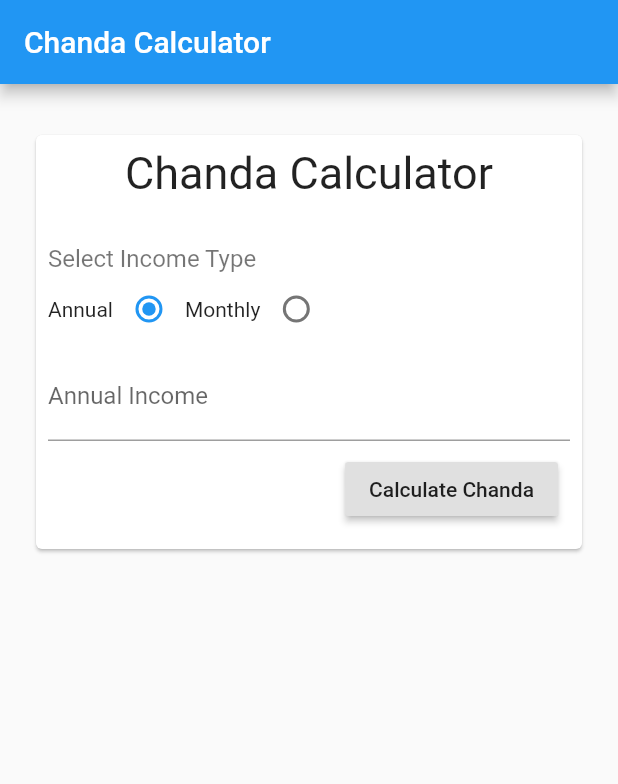
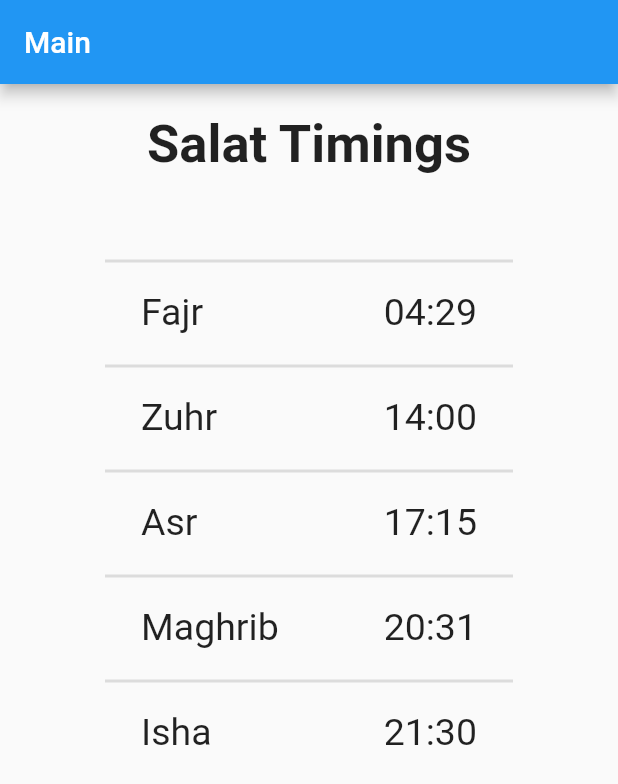
Before and after one commit to umairb1/chanda_calculator, a Flutter app: the screen it shows after launch, on a phone screen of 412 x 824 dp. Shown: the top 784 px of the screen. Run offline on Flutter 3.47's test engine with Material 2 defaults, Android fonts, the phone set to English and light mode, and no system bars.

Commit message:
implementing salat timings 0.1

```diff
--- a/lib/main.dart
+++ b/lib/main.dart
@@ -1,13 +1,22 @@
-import 'package:chanda_calculator/views/chanda_calculator/chanda_calculator.dart';
+import 'package:chanda_calculator/views/salat_timings/salat_timings.dart';
 import 'package:flutter/material.dart';
 
 void main() => runApp(new MainApp());
 
 class MainApp extends StatelessWidget {
-
   @override
   Widget build(BuildContext context) {
-    return ChandaCalculator();
+    return MaterialApp(
+      title: "Main",
+      home: Scaffold(
+          appBar: AppBar(title: Text("Main")),
+          body: Material(
+            child: Center(
+              child: new SalatTimings()
+              // child: new ChandaCalculatorForm()
+            )
+          )
+      )
+    );
   }
-
 }
--- /dev/null
+++ b/lib/views/salat_timings/salat_timings.dart
@@ -0,0 +1,96 @@
+import 'dart:convert';
+
+import 'package:flutter/material.dart';
+import 'package:http/http.dart' as http;
+
+class SalatTimings extends StatelessWidget {
+  // final SalatData salatTimes;
+
+  // Future<http.Response> fetchAlbum() async {
+  //   final response = await http.get('https://api.mka.uk/v1/salat-times');
+
+  //   return json.decode(response.body);
+  // }
+
+  @override
+  Widget build(BuildContext context) {
+    // var x = this.fetchAlbum();
+
+    return Column(children: [
+      Padding(
+        padding: EdgeInsets.only(top: 20.0),
+        child: Text('Salat Timings', style: TextStyle(fontWeight: FontWeight.bold, fontSize: 35.0)),
+      ),
+      DataTable(
+          columnSpacing: 70.0,
+          dividerThickness: 2.0,
+          dataRowHeight: 70.0,
+          columns: [
+            DataColumn(label: Text('',style: TextStyle(fontWeight: FontWeight.bold, fontSize: 15.0))),
+            DataColumn(label: Text('',style: TextStyle(fontWeight: FontWeight.bold, fontSize: 15.0))),
+          ],
+          rows: [
+            DataRow(cells: [
+              DataCell(Text('Fajr',style:TextStyle(fontSize: 25.0))),
+              DataCell(Text('04:29',style:TextStyle(fontSize: 25.0)))
+            ]),
+            DataRow(cells: [
+              DataCell(Text('Zuhr',style:TextStyle(fontSize: 25.0))),
+              DataCell(Text('14:00',style:TextStyle(fontSize: 25.0)))
+            ]),
+            DataRow(cells: [
+              DataCell(Text('Asr',style:TextStyle(fontSize: 25.0))),
+              DataCell(Text('17:15',style:TextStyle(fontSize: 25.0)))
+            ]),
+            DataRow(cells: [
+              DataCell(Text('Maghrib',style:TextStyle(fontSize: 25.0))),
+              DataCell(Text('20:31',style:TextStyle(fontSize: 25.0)))
+            ]),
+            DataRow(cells: [
+              DataCell(Text('Isha',style:TextStyle(fontSize: 25.0))),
+              DataCell(Text('21:30',style:TextStyle(fontSize: 25.0)))
+            ]),
+          ]),
+    ]);
+  }
+}
+
+class SalatData {
+  CustomDate date;
+  SalatTimes times;
+}
+
+class SalatTimes {
+  SalatTime fajr;
+  SalatTime zuhr;
+  SalatTime asr;
+  SalatTime maghr;
+  SalatTime isha;
+}
+
+class CustomDate {
+  DateTime date;
+  int timezone_type;
+  String timezone;
+}
+
+class SalatTime {
+  String hour;
+  String minutes;
+}
+
+// class Album {
+//   final int userId;
+//   final int id;
+//   final String title;
+
+//   Album({this.userId, this.id, this.title});
+
+//   factory Album.fromJson(Map<String, dynamic> json) {
+//     return Album(
+//       userId: json['userId'],
+//       id: json['id'],
+//       title: json['title'],
+//     );
+//   }
+// }
--- a/pubspec.yaml
+++ b/pubspec.yaml
@@ -20,6 +20,7 @@ dependencies:
   flutter:
     sdk: flutter
 
+  http: ^0.12.0+1
   flutter_masked_text: ^0.8.0
   intl: ^0.15.7
   # The following adds the Cupertino Icons font to your application.
```
Also changed, not shown: pubspec.lock.
